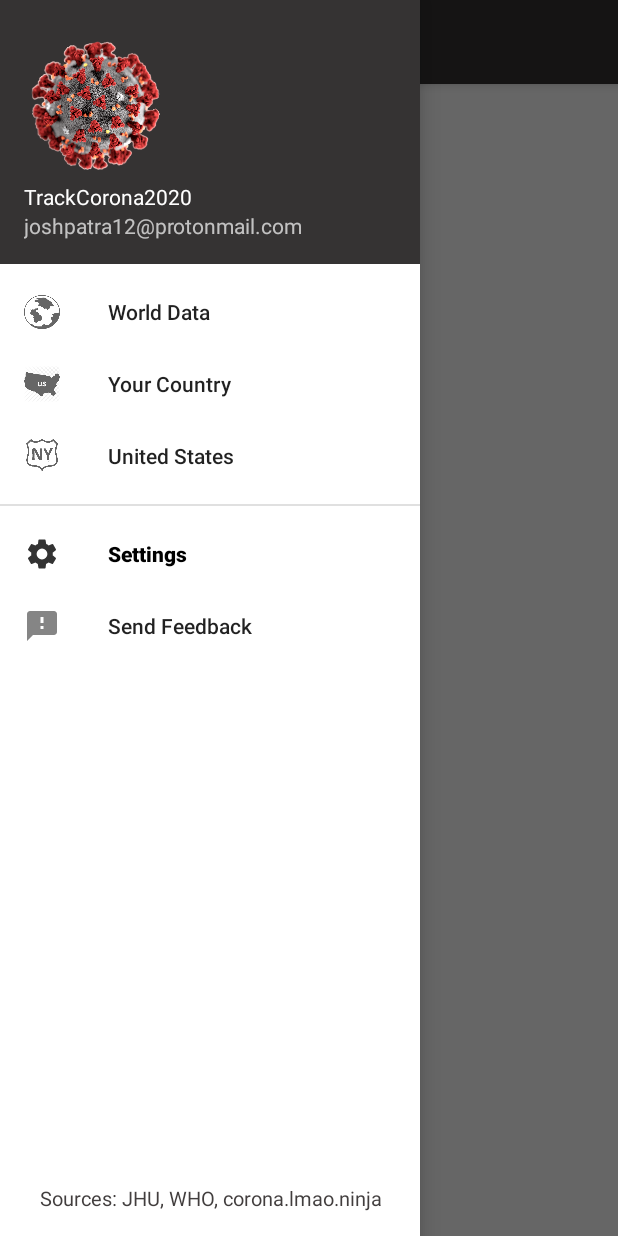
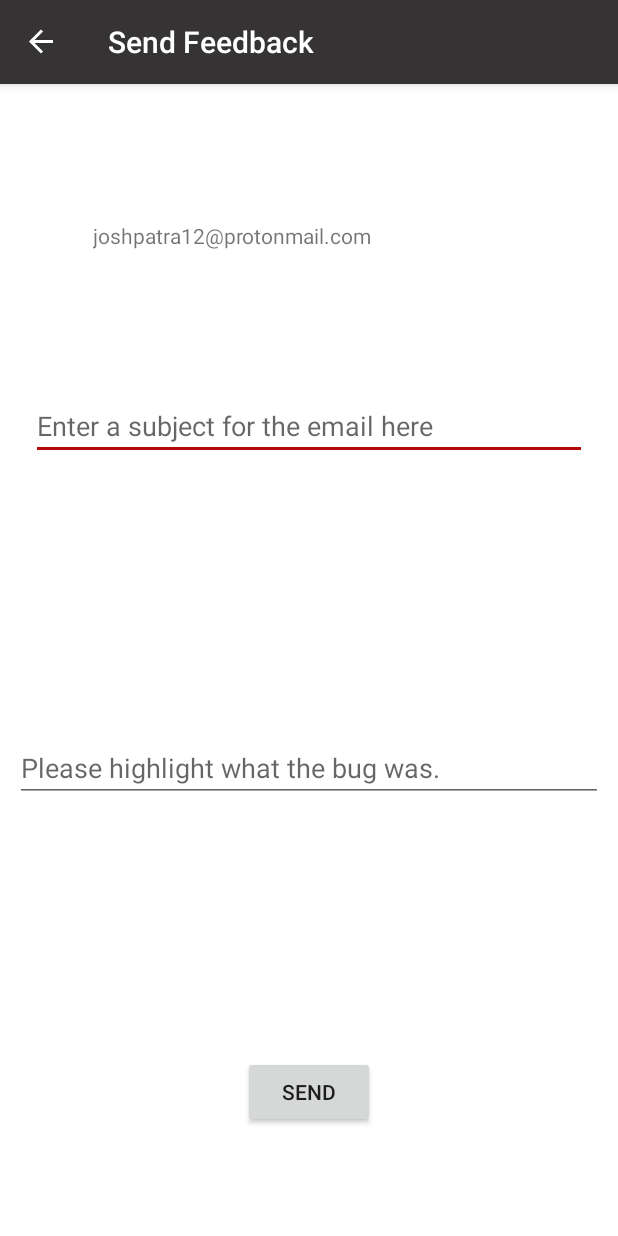
Before and after one commit to SoPat712/TrackCovid19, an Android app: the MainActivity screen opened directly, with no data from a screen before it, in the side drawer, after a tap on "Send Feedback", on a phone screen of 412 x 824 dp. Run offline under Robolectric (Android 15) with nearby library versions, the phone set to English and light mode, and no system bars; our stand-ins replace Room's generated code, navigation-ui; Roboto replaces fonts that are not available here.

Commit message:
created a way to send feedback

```diff
--- /dev/null
+++ b/app/src/main/res/layout/fragment_send_feedback.xml
@@ -0,0 +1,67 @@
+<?xml version="1.0" encoding="utf-8"?>
+<androidx.constraintlayout.widget.ConstraintLayout xmlns:android="http://schemas.android.com/apk/res/android"
+    xmlns:app="http://schemas.android.com/apk/res-auto"
+    xmlns:tools="http://schemas.android.com/tools"
+    android:layout_width="match_parent"
+    android:layout_height="match_parent"
+    tools:context=".SendFeedbackFragment">
+
+    <TextView
+        android:id="@+id/sendTo"
+        android:layout_width="0dp"
+        android:layout_height="wrap_content"
+        android:ems="10"
+        android:inputType="textEmailAddress"
+        android:text="joshpatra12@protonmail.com"
+        app:layout_constraintBottom_toBottomOf="parent"
+        app:layout_constraintEnd_toEndOf="parent"
+        app:layout_constraintHorizontal_bias="0.5"
+        app:layout_constraintStart_toStartOf="parent"
+        app:layout_constraintTop_toTopOf="parent"
+        app:layout_constraintVertical_bias="0.122"
+        app:layout_constraintWidth_percent=".7" />
+
+    <EditText
+        android:id="@+id/subject"
+        android:layout_width="0dp"
+        android:layout_height="wrap_content"
+        android:ems="10"
+        android:hint="Enter a subject for the email here"
+        android:inputType="textPersonName"
+        app:layout_constraintBottom_toBottomOf="parent"
+        app:layout_constraintEnd_toEndOf="parent"
+        app:layout_constraintHorizontal_bias="0.5"
+        app:layout_constraintStart_toStartOf="parent"
+        app:layout_constraintTop_toTopOf="parent"
+        app:layout_constraintVertical_bias="0.284"
+        app:layout_constraintWidth_percent=".90" />
+
+    <EditText
+        android:id="@+id/EmailText"
+        android:layout_width="0dp"
+        android:layout_height="wrap_content"
+        android:ems="10"
+        android:gravity="start|top"
+        android:hint="Please highlight what the bug was."
+        android:inputType="textMultiLine"
+        app:layout_constraintBottom_toBottomOf="parent"
+        app:layout_constraintEnd_toEndOf="parent"
+        app:layout_constraintHorizontal_bias="0.5"
+        app:layout_constraintStart_toStartOf="parent"
+        app:layout_constraintTop_toTopOf="parent"
+        app:layout_constraintVertical_bias="0.6"
+        app:layout_constraintWidth_percent=".95" />
+
+    <Button
+        android:id="@+id/sendEmail"
+        android:layout_width="wrap_content"
+        android:layout_height="wrap_content"
+        android:text="Send"
+        app:layout_constraintBottom_toBottomOf="parent"
+        app:layout_constraintEnd_toEndOf="parent"
+        app:layout_constraintHorizontal_bias="0.5"
+        app:layout_constraintStart_toStartOf="parent"
+        app:layout_constraintTop_toTopOf="parent"
+        app:layout_constraintVertical_bias=".9" />
+
+</androidx.constraintlayout.widget.ConstraintLayout>
--- a/app/src/main/res/layout/fragment_settings.xml
+++ b/app/src/main/res/layout/fragment_settings.xml
@@ -5,10 +5,6 @@
     android:layout_height="match_parent"
     tools:context="com.josh.trackcovid19v2.SettingsFragment">
 
-    <!-- TODO: Update blank fragment layout -->
-    <TextView
-        android:layout_width="match_parent"
-        android:layout_height="match_parent"
-        android:text="@string/hello_blank_fragment" />
+
 
 </FrameLayout>
--- a/app/src/main/res/menu/activity_main_drawer.xml
+++ b/app/src/main/res/menu/activity_main_drawer.xml
@@ -27,11 +27,12 @@
     <group
         android:id="@+id/menu_bottom"
         android:checkableBehavior="none">
-
+        <!--
         <item
             android:id="@+id/nav_yoursettings"
             android:icon="@drawable/ic_action_name"
             android:title="@string/item" />
+            -->
         <item
             android:id="@+id/nav_sendFeedback"
             android:icon="@drawable/ic_action_name2"
--- a/app/src/main/res/navigation/mobile_navigation.xml
+++ b/app/src/main/res/navigation/mobile_navigation.xml
@@ -30,4 +30,9 @@
         android:name="com.josh.trackcovid19v2.SettingsActivity$SettingsFragment"
         android:label="@string/menu_yoursettings"
         tools:layout="@layout/fragment_settings" />
+    <fragment
+        android:id="@+id/nav_sendFeedback"
+        android:name="com.josh.trackcovid19v2.SendFeedbackFragment"
+        android:label="@string/send_feedback"
+        tools:layout="@layout/fragment_send_feedback" />
 </navigation>
```
Also changed, not shown: app/src/main/java/com/josh/trackcovid19v2/SendFeedbackFragment.java (added, +156 -0 lines).
